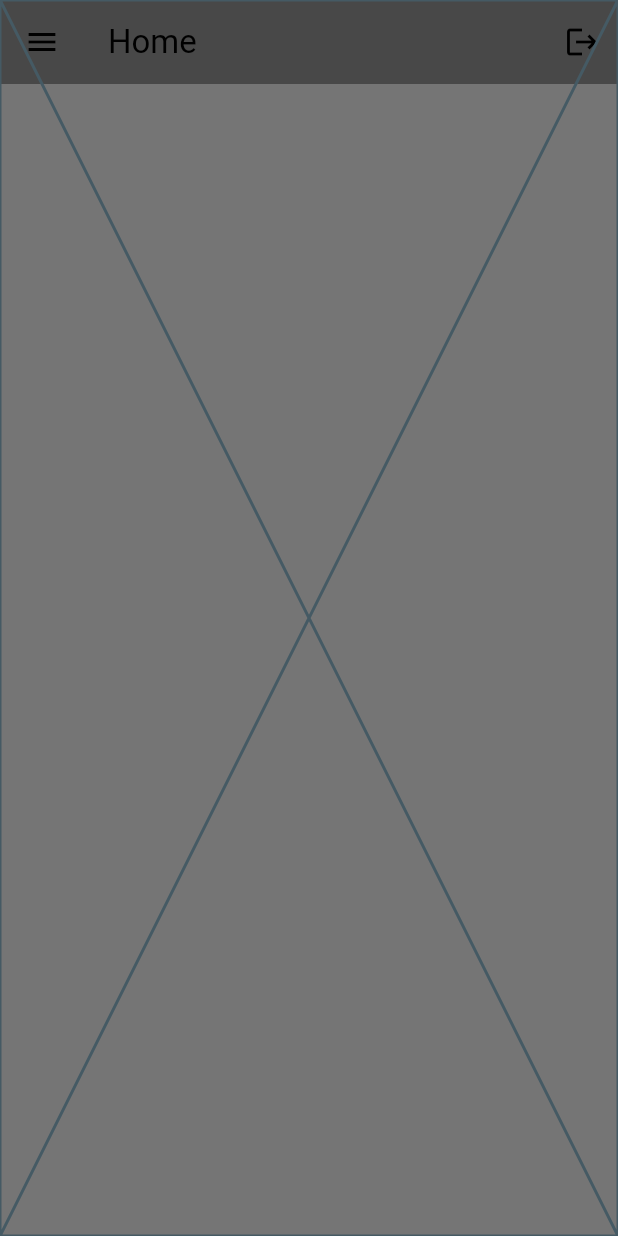
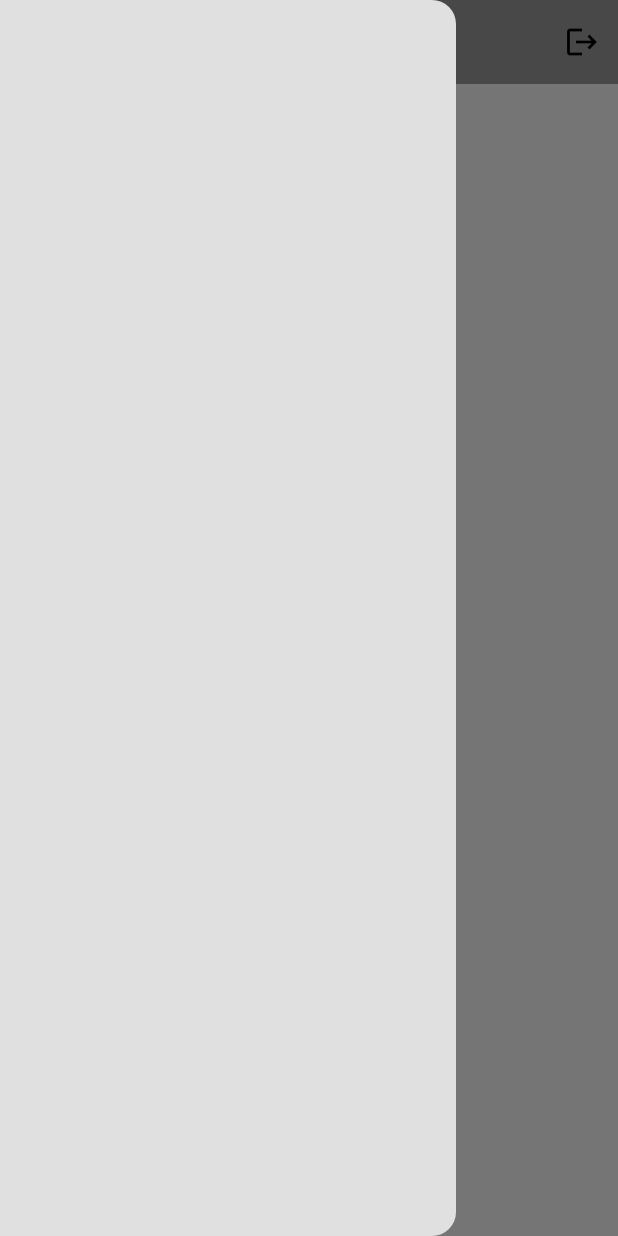
Before and after one commit to Ryuuutaaa/social-app-flutter, a Flutter app: the screen it shows once a user with an empty profile is signed in, with the side drawer open, on a phone screen of 412 x 824 dp. Run offline on Flutter 3.47's test engine with Material 3 defaults, Android fonts, the phone set to English and light mode, and no system bars; our stand-ins replace firebase_auth, firebase_core; accounts and stored records are empty.

Commit message:
feat : add drawer content

```diff
--- a/lib/components/my_drawer.dart
+++ b/lib/components/my_drawer.dart
@@ -5,6 +5,8 @@ class MyDrawer extends StatelessWidget {
 
   @override
   Widget build(BuildContext context) {
-    return const Placeholder();
+    return Drawer(
+      backgroundColor: Theme.of(context).colorScheme.background,
+    );
   }
 }
```
